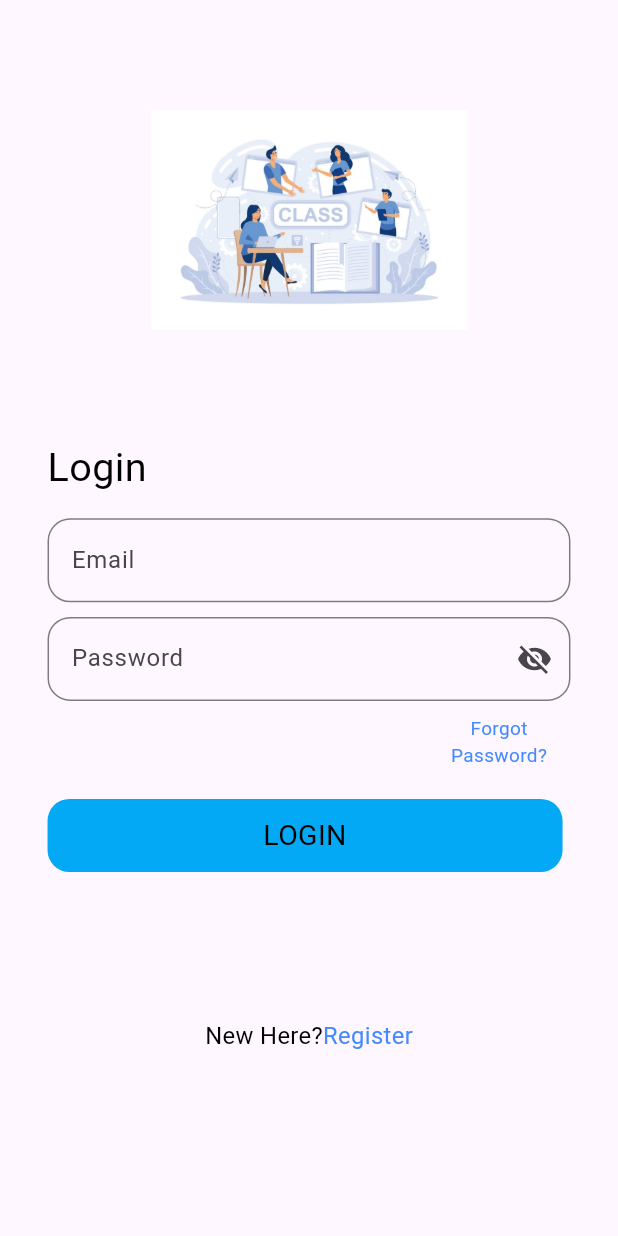
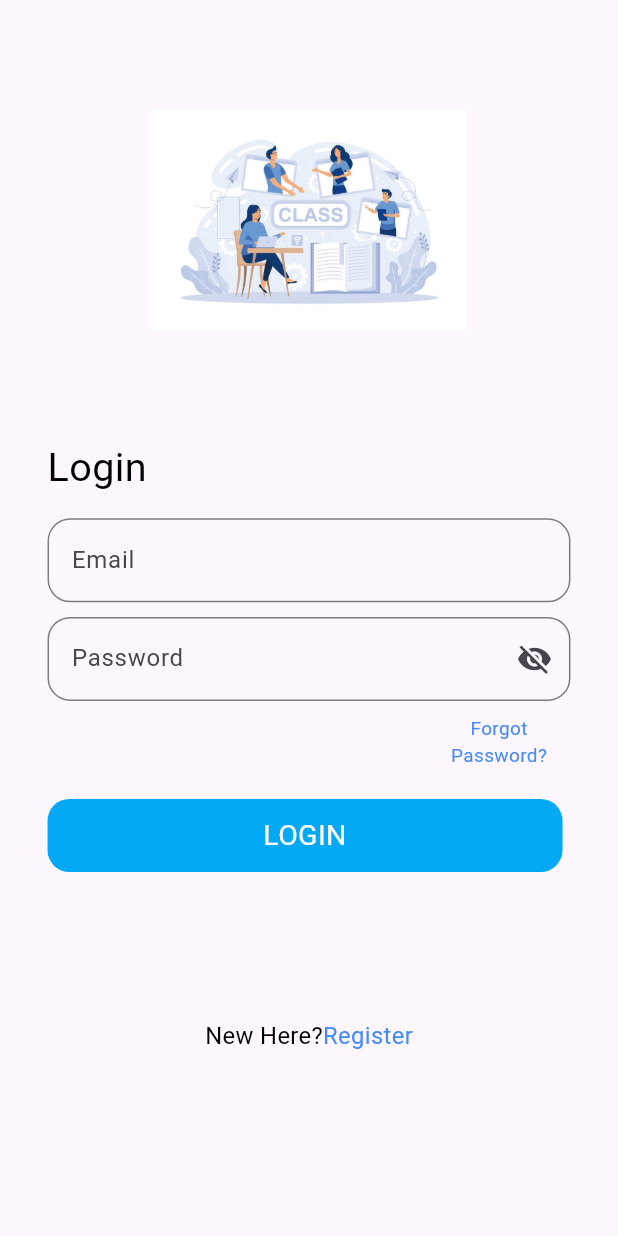
Before and after one commit to OLADISEA/trivia, a Flutter app: the screen it shows after launch, after a tap on "Get Started", on a phone screen of 412 x 824 dp. Run offline on Flutter 3.47's test engine with Material 3 defaults, Android fonts, the phone set to English and light mode, and no system bars; our stand-ins replace flutter_screenutil, persistent_bottom_nav_bar.

Commit message:
Made some adjustment

```diff
--- a/lib/features/auth/presentation/pages/login_page.dart
+++ b/lib/features/auth/presentation/pages/login_page.dart
@@ -42,7 +42,7 @@ class LoginPage extends StatelessWidget {
               },),
             ),
             SizedBox(height: 20.h,),
-            SubmitButton(text: "LOGIN", color: Colors.lightBlue,
+            SubmitButton(text: "LOGIN", color: Colors.lightBlue,textColor: Colors.white,
               onTap: (){
                 Navigator.of(context).push(MaterialPageRoute(builder: (context)=> NavBarPage()));
               }),
```
